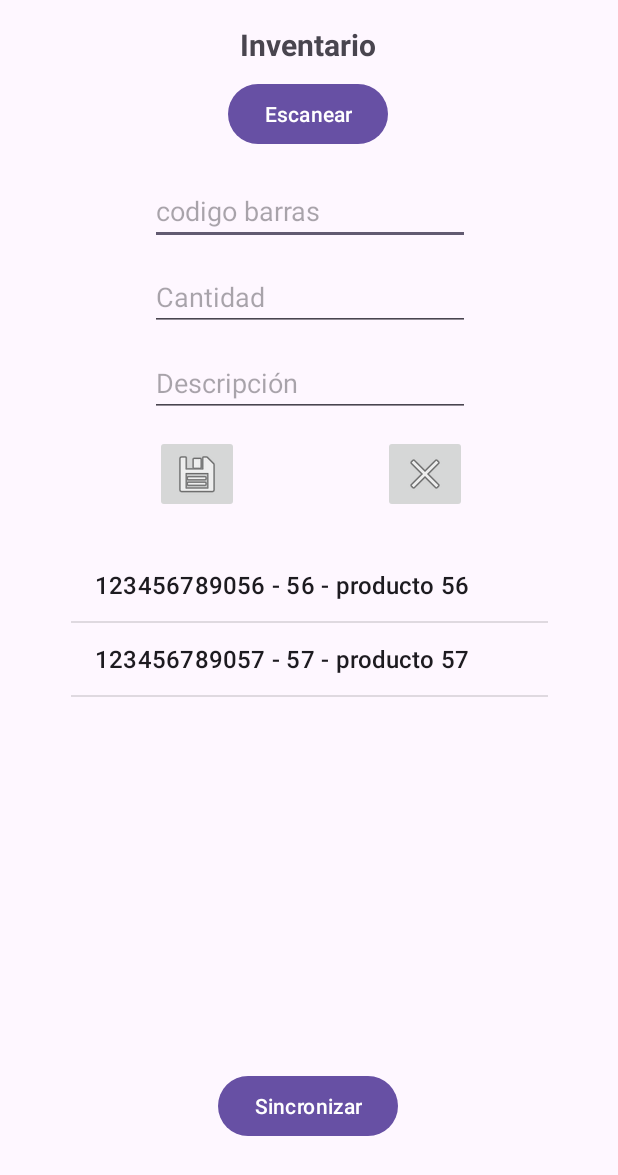
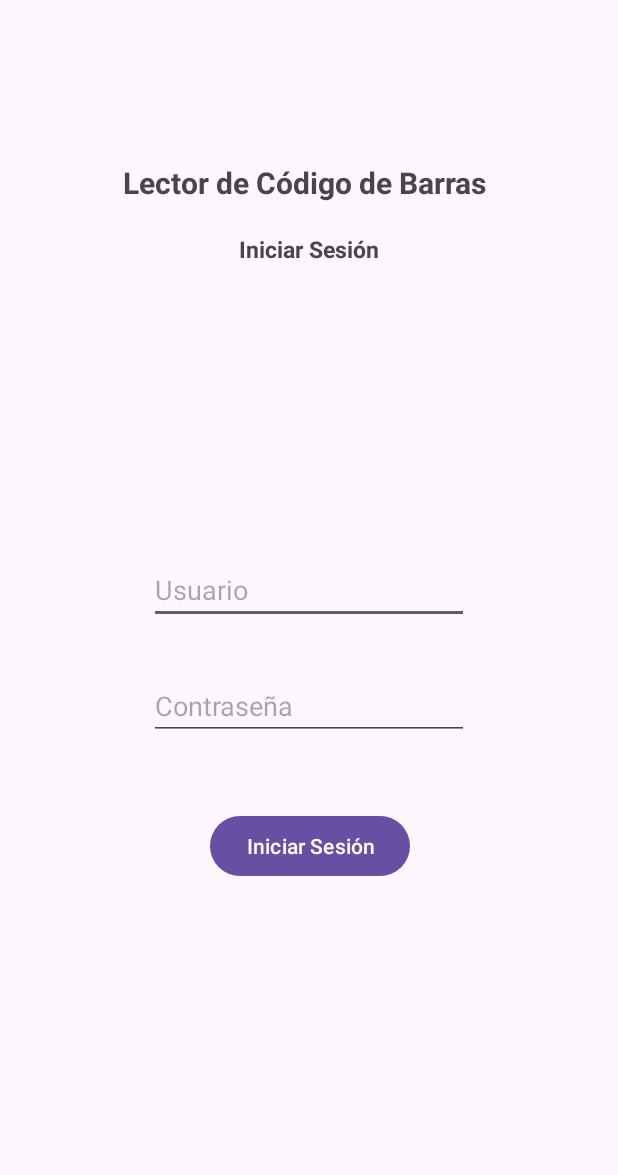
Before and after one commit to erickpinzon18/CBEscanner_, an Android app: the screen it shows after launch (MainActivity before the commit, Login after it), on a phone screen of 412 x 824 dp. Shown: the top 1175 px of the screen. Run offline under Robolectric (Android 15) with nearby library versions, the phone set to English and light mode, and no system bars.

Commit message:
Login terminado

```diff
--- /dev/null
+++ b/app/src/main/java/com/example/cbescanner/Login.java
@@ -0,0 +1,61 @@
+package com.example.cbescanner;
+
+import android.os.Bundle;
+import android.view.View;
+import android.widget.Button;
+import android.widget.EditText;
+import android.widget.ProgressBar;
+import android.widget.Toast;
+
+import androidx.appcompat.app.AppCompatActivity;
+
+public class Login extends AppCompatActivity {
+
+    Button btnLogin;
+    EditText txtUsuario;
+    EditText txtContrasena;
+    ProgressBar pbLogin;
+    private LoginTask loginTask;
+
+    @Override
+    protected void onCreate(Bundle savedInstanceState) {
+        super.onCreate(savedInstanceState);
+        setContentView(R.layout.login);
+
+        btnLogin = findViewById(R.id.btnLogin);
+        txtUsuario = findViewById(R.id.txtUsuario);
+        txtContrasena = findViewById(R.id.txtContrasena);
+        pbLogin = findViewById(R.id.pbLogin);
+
+        btnLogin.setOnClickListener(new View.OnClickListener() {
+            @Override
+            public void onClick(View view) {
+                // Validar que los campos no estén vacíos
+                if (!txtUsuario.getText().toString().equals("") && !txtContrasena.getText().toString().equals("")) {
+                    Toast.makeText(getApplicationContext(), "Iniciando sesión", Toast.LENGTH_LONG).show();
+                    // Hilo para login con BD
+                    loginTask = new LoginTask(Login.this);
+                    new Thread(loginTask).start();
+                } else {
+                    Toast.makeText(getApplicationContext(), "Rellena todos los campos", Toast.LENGTH_LONG).show();
+                }
+            }
+        });
+    }
+
+    public ProgressBar getPbLogin() {
+        return pbLogin;
+    }
+
+    public EditText getTxtUsuario() {
+        return txtUsuario;
+    }
+
+    public EditText getTxtContrasena() {
+        return txtContrasena;
+    }
+
+    public Button getBtnLogin() {
+        return btnLogin;
+    }
+}
--- /dev/null
+++ b/app/src/main/res/layout/login.xml
@@ -0,0 +1,90 @@
+<?xml version="1.0" encoding="utf-8"?>
+<androidx.constraintlayout.widget.ConstraintLayout xmlns:android="http://schemas.android.com/apk/res/android"
+    xmlns:app="http://schemas.android.com/apk/res-auto"
+    xmlns:tools="http://schemas.android.com/tools"
+    android:layout_gravity="center"
+    android:layout_width="match_parent"
+    android:layout_height="match_parent"
+    tools:context=".Login">
+
+    <TextView
+        android:id="@+id/textViewTitle"
+        android:layout_width="wrap_content"
+        android:layout_height="wrap_content"
+        android:layout_marginTop="108dp"
+        android:text="@string/lector_de_c_digo_de_barras"
+        android:textSize="20sp"
+        android:textStyle="bold"
+        app:layout_constraintEnd_toEndOf="parent"
+        app:layout_constraintHorizontal_bias="0.484"
+        app:layout_constraintStart_toStartOf="parent"
+        app:layout_constraintTop_toTopOf="parent" />
+
+
+    <TextView
+        android:id="@+id/textViewSubtitle"
+        android:layout_width="wrap_content"
+        android:layout_height="wrap_content"
+        android:layout_marginTop="20dp"
+        android:text="@string/iniciar_sesi_n"
+        android:textSize="15sp"
+        android:textStyle="bold"
+        app:layout_constraintEnd_toEndOf="parent"
+        app:layout_constraintHorizontal_bias="0.501"
+        app:layout_constraintStart_toStartOf="parent"
+        app:layout_constraintTop_toBottomOf="@+id/textViewTitle" />
+
+    <EditText
+        android:id="@+id/txtUsuario"
+        android:layout_width="wrap_content"
+        android:layout_height="wrap_content"
+        android:layout_marginBottom="408dp"
+        android:ems="10"
+        android:hint="Usuario"
+        android:inputType="text"
+        app:layout_constraintBottom_toBottomOf="parent"
+        app:layout_constraintEnd_toEndOf="parent"
+        app:layout_constraintStart_toStartOf="parent"
+        app:layout_constraintTop_toBottomOf="@+id/textViewSubtitle"
+        app:layout_constraintVertical_bias="1.0" />
+
+    <Button
+        android:id="@+id/btnLogin"
+        android:layout_width="wrap_content"
+        android:layout_height="wrap_content"
+        android:layout_marginBottom="236dp"
+        android:text="@string/iniciar_sesi_n"
+        app:layout_constraintBottom_toBottomOf="parent"
+        app:layout_constraintEnd_toEndOf="parent"
+        app:layout_constraintHorizontal_bias="0.502"
+        app:layout_constraintStart_toStartOf="parent"
+        app:layout_constraintTop_toBottomOf="@+id/txtContrasena"
+        app:layout_constraintVertical_bias="1.0" />
+
+    <EditText
+        android:id="@+id/txtContrasena"
+        android:layout_width="wrap_content"
+        android:layout_height="wrap_content"
+        android:layout_marginTop="32dp"
+        android:ems="10"
+        android:hint="Contraseña"
+        android:inputType="text"
+        app:layout_constraintEnd_toEndOf="parent"
+        app:layout_constraintStart_toStartOf="parent"
+        app:layout_constraintTop_toBottomOf="@+id/txtUsuario" />
+
+    <ProgressBar
+        android:id="@+id/pbLogin"
+        style="?android:attr/progressBarStyle"
+        android:layout_width="wrap_content"
+        android:layout_height="wrap_content"
+        android:layout_marginTop="57dp"
+        android:layout_marginBottom="131dp"
+        android:visibility="invisible"
+        app:layout_constraintBottom_toBottomOf="parent"
+        app:layout_constraintEnd_toEndOf="parent"
+        app:layout_constraintHorizontal_bias="0.498"
+        app:layout_constraintStart_toStartOf="parent"
+        app:layout_constraintTop_toBottomOf="@+id/btnLogin" />
+
+</androidx.constraintlayout.widget.ConstraintLayout>
--- a/app/src/main/res/values/strings.xml
+++ b/app/src/main/res/values/strings.xml
@@ -1,3 +1,5 @@
 <resources>
     <string name="app_name">CBEscanner</string>
+    <string name="lector_de_c_digo_de_barras">Lector de Código de Barras</string>
+    <string name="iniciar_sesi_n">Iniciar Sesión</string>
 </resources>
```
Also changed, not shown: app/src/main/AndroidManifest.xml (+9 -0 lines), app/src/main/java/com/example/cbescanner/DBConnectionManager.java (added, +28 -0 lines), app/src/main/java/com/example/cbescanner/LoginTask.java (added, +113 -0 lines), app/src/main/java/com/example/cbescanner/MainActivity.java (+15 -42 lines), app/src/main/java/com/example/cbescanner/SyncTask.java (+10 -8 lines).
